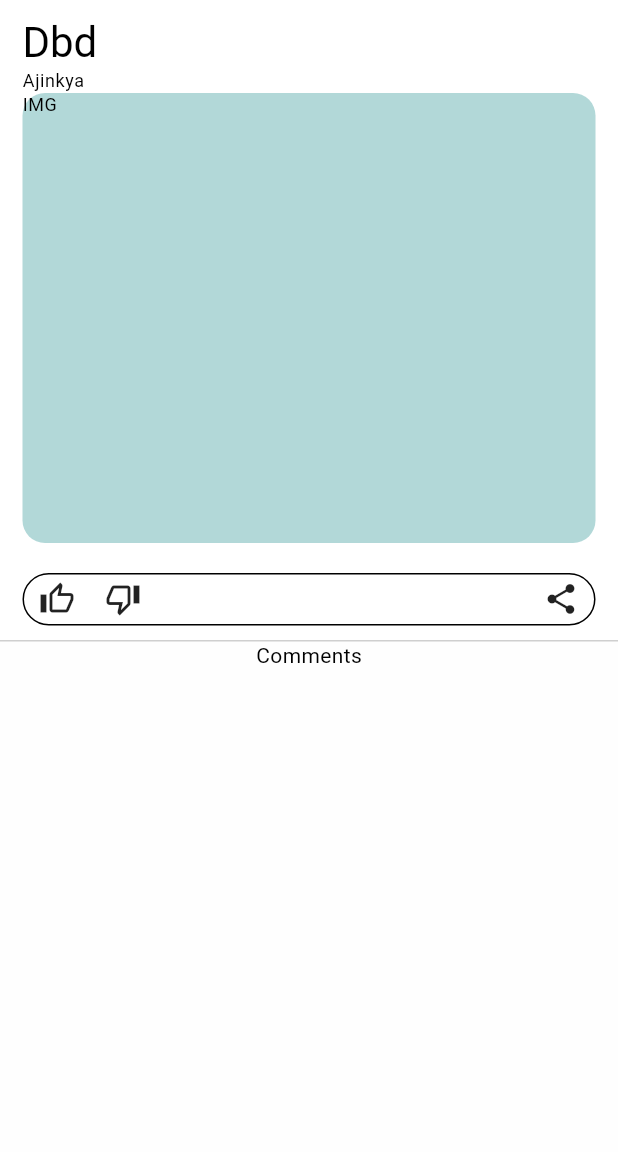
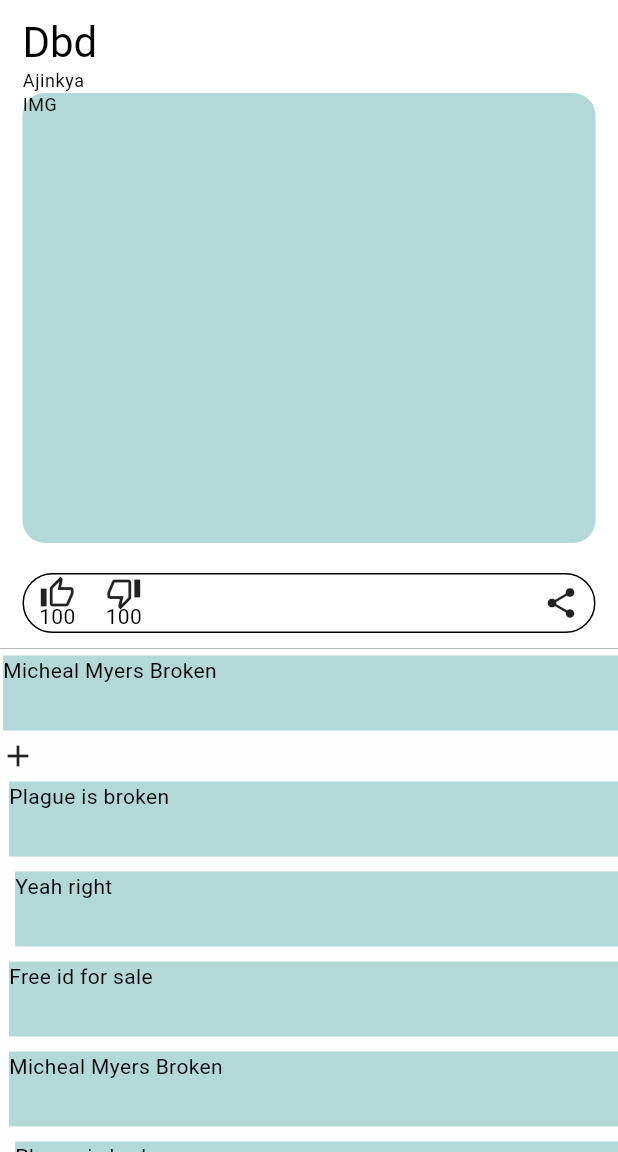
Before and after one commit to Ajinkya1029/Mind_Matters, a Flutter app: the ThreadScreen screen opened directly with sample values from the repository, on a phone screen of 412 x 824 dp, the part 84-1236 px from its top. Run offline on Flutter 3.47's test engine with Material 3 defaults, Android fonts, the phone set to English and light mode, and no system bars.

Commit message:
4th Commit

```diff
--- a/lib/component/room_item.dart
+++ b/lib/component/room_item.dart
@@ -1,5 +1,3 @@
-import 'dart:ffi';
-
 import 'package:flutter/material.dart';
 import 'package:mind_matters/models/room_model.dart';
 
@@ -65,34 +63,61 @@ class _RoomItemState extends State<RoomItem> {
                 decoration: BoxDecoration(
                     borderRadius: BorderRadius.circular(20),
                     border: Border.all(color: Colors.black)),
-                height: 35,
+                height: 40,
                 child: Padding(
-                  padding: EdgeInsets.fromLTRB(10, 0, 10, 0),
+                  padding: const EdgeInsets.fromLTRB(10, 0, 10, 0),
                   child: Row(
-                    // mainAxisSize: MainAxisSize.min,
+                    mainAxisSize: MainAxisSize.min,
                     mainAxisAlignment: MainAxisAlignment.start,
                     children: <Widget>[
                       GestureDetector(
-                          onTap: () {
-                            setState(() {
-                              like == 1 ? like = 0 : like = 1;
-                            });
-                          },
-                          child: like == 1
-                              ? const Icon(Icons.thumb_up)
-                              : const Icon(Icons.thumb_up_alt_outlined)),
+                        onTap: () {
+                          setState(() {
+                            like == 1 ? {like = 0,widget.room.likes-=1} : {like = 1,widget.room.likes+=1};
+
+                          });
+                        },
+                        child: like == 1
+                            ? Column(
+                                children: <Widget>[
+                                  const Expanded(child:  Icon(Icons.thumb_up)),
+                                  Text("${widget.room.likes}")
+                                ],
+                              )
+                            : Column(
+                                children: <Widget>[
+                                  const Expanded(
+                                      child:  Icon(
+                                          Icons.thumb_up_alt_outlined)),
+                                  Text("${widget.room.likes}")
+                                ],
+                              ),
+                      ),
                       const SizedBox(width: 20),
                       GestureDetector(
                         onTap: () {
                           setState(() {
-                            like == 2 ? like = 0 : like = 2;
+                            like == 2 ? {like = 0,widget.room.likes+=1 }: {like = 2,widget.room.likes-=1};
                           });
                         },
                         child: like == 2
-                            ? const Icon(Icons.thumb_down)
-                            : const Icon(Icons.thumb_down_outlined),
+                            ? Column(
+                                children: <Widget>[
+                                  const Expanded(child:  Icon(Icons.thumb_down)),
+                                  Text("${widget.room.likes}")
+                                ],
+                              )
+                            : Column(
+                                children: <Widget>[
+                                  const Expanded(
+                                    child:
+                                        Icon(Icons.thumb_down_outlined),
+                                  ),
+                                  Text("${widget.room.likes}")
+                                ],
+                              ),
                       ),
-                      Spacer(),
+                      const Spacer(),
                       GestureDetector(
                         onTap: () {},
                         child: const Icon(Icons.share),
@@ -106,3 +131,5 @@ class _RoomItemState extends State<RoomItem> {
     );
   }
 }
+
+  //                           :
--- /dev/null
+++ b/lib/component/thread_render.dart
@@ -0,0 +1,56 @@
+import 'package:flutter/material.dart';
+import 'package:flutter/widgets.dart';
+import 'package:mind_matters/models/thread_model.dart';
+
+class ThreadRender extends StatefulWidget {
+  ThreadRender(this.thread, this.indent, {super.key});
+  final Thread thread;
+  final double indent;
+
+  @override
+  State<ThreadRender> createState() => _ThreadRenderState();
+}
+
+class _ThreadRenderState extends State<ThreadRender> {
+  bool _isExpanded=true;
+  static const double indentation = 2;
+
+  @override
+  Widget build(BuildContext context) {
+    final EdgeInsetsGeometry pad =
+        EdgeInsets.only(left: widget.indent* indentation);
+    return Column(
+      crossAxisAlignment: CrossAxisAlignment.start,
+      children: <Widget>[
+        Padding(padding: pad,child: Container(
+          height: 50,
+          margin: EdgeInsets.fromLTRB(0, 5, 0, 5),
+          color: Theme.of(context).colorScheme.secondary,
+          width: double.infinity,
+          child: Text(widget.thread.title),
+        ),),
+       if(widget.thread.subThread!.length>2)
+       GestureDetector(onTap: (){
+        setState(() {
+          _isExpanded=!_isExpanded;
+        });
+       },child: Icon(Icons.add),),
+
+
+
+
+
+        if(_isExpanded&&widget.thread.subThread!.isNotEmpty)
+             ListView.builder(
+                shrinkWrap: true,
+                physics: NeverScrollableScrollPhysics(),
+                itemCount: widget.thread.subThread!.length,
+                itemBuilder: (ctx, index) {
+                  return ThreadRender(
+                      widget.thread.subThread![index], widget.indent + 2);
+                })
+
+                   ],
+    );
+  }
+}
--- a/lib/data/rooms_dummydata.dart
+++ b/lib/data/rooms_dummydata.dart
@@ -1,13 +1,13 @@
 import '../models/room_model.dart';
 var thread=[
-  Room(owner: "Ajinkya",roomId: "123",roomName: "Dbd",picture: "asd",postedat: DateTime.now()),
-  Room(roomId: "321", roomName: "Flutter", owner: "Taher", picture: "", postedat: DateTime.now()),
-   Room(roomId: "321", roomName: "Flutter", owner: "Taher", picture: "asda", postedat: DateTime.now()),
-   Room(roomId: "321", roomName: "Flutter", owner: "Taher", picture: "", postedat: DateTime.now()),
-   Room(roomId: "321", roomName: "Flutter", owner: "Taher", picture: "", postedat: DateTime.now()),
-   Room(roomId: "321", roomName: "Flutter", owner: "Taher", picture: "asdad", postedat: DateTime.now()),
-   Room(roomId: "321", roomName: "Flutter", owner: "Taher", picture: "", postedat: DateTime.now()),
-   Room(roomId: "321", roomName: "Flutter", owner: "Taher", picture: "", postedat: DateTime.now()),
-   Room(roomId: "321", roomName: "Flutter", owner: "Taher", picture: "assad", postedat: DateTime.now()),
+  Room(owner: "Ajinkya",roomId: "123",roomName: "Dbd",picture: "asd",postedat: DateTime.now(),likes: 100),
+  Room(roomId: "321", roomName: "Flutter", owner: "Taher", picture: "", postedat: DateTime.now(),likes: 100),
+   Room(roomId: "321", roomName: "Flutter", owner: "Taher", picture: "asda", postedat: DateTime.now(),likes: 100),
+   Room(roomId: "321", roomName: "Flutter", owner: "Taher", picture: "", postedat: DateTime.now(),likes: 100),
+   Room(roomId: "321", roomName: "Flutter", owner: "Taher", picture: "", postedat: DateTime.now(),likes: 100),
+   Room(roomId: "321", roomName: "Flutter", owner: "Taher", picture: "asdad", postedat: DateTime.now(),likes: 100),
+   Room(roomId: "321", roomName: "Flutter", owner: "Taher", picture: "", postedat: DateTime.now(),likes: 100),
+   Room(roomId: "321", roomName: "Flutter", owner: "Taher", picture: "", postedat: DateTime.now(),likes: 100),
+   Room(roomId: "321", roomName: "Flutter", owner: "Taher", picture: "assad", postedat: DateTime.now(),likes: 100),
 
 ];
--- a/lib/data/threadC_dummydata.dart
+++ /dev/null
@@ -1,8 +0,0 @@
-import 'package:mind_matters/models/thread_model.dart';
-import 'package:mind_matters/models/room_model.dart';
-import 'package:mind_matters/data/rooms_dummydata.dart';
-import 'package:mind_matters/data/threadP_dummydata.dart';
-var dummythreadC=[
-  Thread(parentRoom: thread[0], title: "No Plague is Broken", subThread: dummythreadP[0]),
-  Thread(parentRoom: thread[0],title: "Get better",subThread:dummythreadP[1] ),
-];
--- a/lib/data/threadP_dummydata.dart
+++ b/lib/data/threadP_dummydata.dart
@@ -1,7 +1,25 @@
 import 'package:mind_matters/models/thread_model.dart';
 import 'package:mind_matters/models/room_model.dart';
 import 'package:mind_matters/data/rooms_dummydata.dart';
-var dummythreadP=[
-  Thread(parentRoom: thread[0], title: "Micheal Myers Broken", subThread: null),
-  Thread(parentRoom: thread[0],title: "How to get free survivirs",subThread:null ),
+
+var dummythreadP = [
+  Thread(parentRoom: thread[0], title: "Micheal Myers Broken", subThread: [
+    Thread(parentRoom: thread[0], title: "Plague is broken", subThread: [
+      Thread(parentRoom: thread[0], title: "Yeah right", subThread: [])
+    ]),
+    Thread(parentRoom: thread[0],  title: "Free id for sale", subThread: []),
+Thread(parentRoom: thread[0], title: "Micheal Myers Broken", subThread: [
+    Thread(parentRoom: thread[0], title: "Plague is broken", subThread: [
+      Thread(parentRoom: thread[0], title: "Yeah right", subThread: [])
+    ])]),
+  ]),
+  Thread(parentRoom: thread[0], title: "How to get free survivirs", subThread: [
+    Thread(parentRoom: thread[0], title: "Get Better", subThread: [
+      Thread(parentRoom: thread[0], title: "Arghh", subThread: [])
+    ])
+  ]),
+  Thread(
+      parentRoom: thread[1], title: "How to get free survivirs", subThread: []),
+  Thread(
+      parentRoom: thread[1], title: "How to get free survivirs", subThread: []),
 ];
--- a/lib/models/room_model.dart
+++ b/lib/models/room_model.dart
@@ -1,8 +1,9 @@
 class Room{
-  Room({required this.roomId,required this.roomName,required this.owner,required this.picture,required this.postedat});
+  Room({required this.roomId,required this.roomName,required this.owner,required this.picture,required this.postedat,required this.likes});
   final String roomId;
   final String roomName;
   final String owner;
   final String picture;
   final DateTime postedat;
+   int likes;
 }
--- a/lib/models/thread_model.dart
+++ b/lib/models/thread_model.dart
@@ -3,6 +3,6 @@ class Thread{
   Thread({required this.parentRoom,required this.title,required this.subThread});
    final Room parentRoom ;
    final String title;
-   final Thread? subThread;
+   final List<Thread>? subThread;
 
 }
--- a/lib/screens/thread_screen.dart
+++ b/lib/screens/thread_screen.dart
@@ -1,9 +1,11 @@
 import 'package:flutter/material.dart';
 import 'package:mind_matters/models/room_model.dart';
 import 'package:mind_matters/component/room_item.dart';
+import 'package:mind_matters/data/threadP_dummydata.dart';
+import 'package:mind_matters/component/thread_render.dart';
 
 class ThreadScreen extends StatefulWidget {
-  ThreadScreen(this.room,this.showThread ,{super.key});
+  ThreadScreen(this.room, this.showThread, {super.key});
   final Room room;
   final Function showThread;
   @override
@@ -11,6 +13,7 @@ class ThreadScreen extends StatefulWidget {
 }
 
 class _ThreadScreenState extends State<ThreadScreen> {
+
   @override
   Widget build(BuildContext context) {
     return Scaffold(
@@ -21,7 +24,19 @@ class _ThreadScreenState extends State<ThreadScreen> {
           ),
           backgroundColor: Theme.of(context).colorScheme.primary,
         ),
-      body: Column(children: <Widget>[RoomItem(widget.room, widget.showThread),Container(child: Text("Comments"),)],)
-    );
+        body: Column(
+
+          crossAxisAlignment: CrossAxisAlignment.start,
+          children: <Widget>[
+            RoomItem(widget.room, widget.showThread),
+            // Expanded(child: ListView.builder(
+            //   itemBuilder: (ctx,index) =>
+            //       Container(child: Text("${dummythreadP[index].title}")),
+            //       itemCount: dummythreadP.length,
+            // ),)
+            Expanded(child:ListView.builder(itemBuilder: (ctx,index)=>ThreadRender(dummythreadP[index], 1),itemCount: dummythreadP.length,)),
+            // ThreadRender(dummythreadP[1]),
+          ],
+        ));
   }
 }
```
Also changed, not shown: pubspec.lock. Lines whose indentation alone changed are shown as unchanged.
